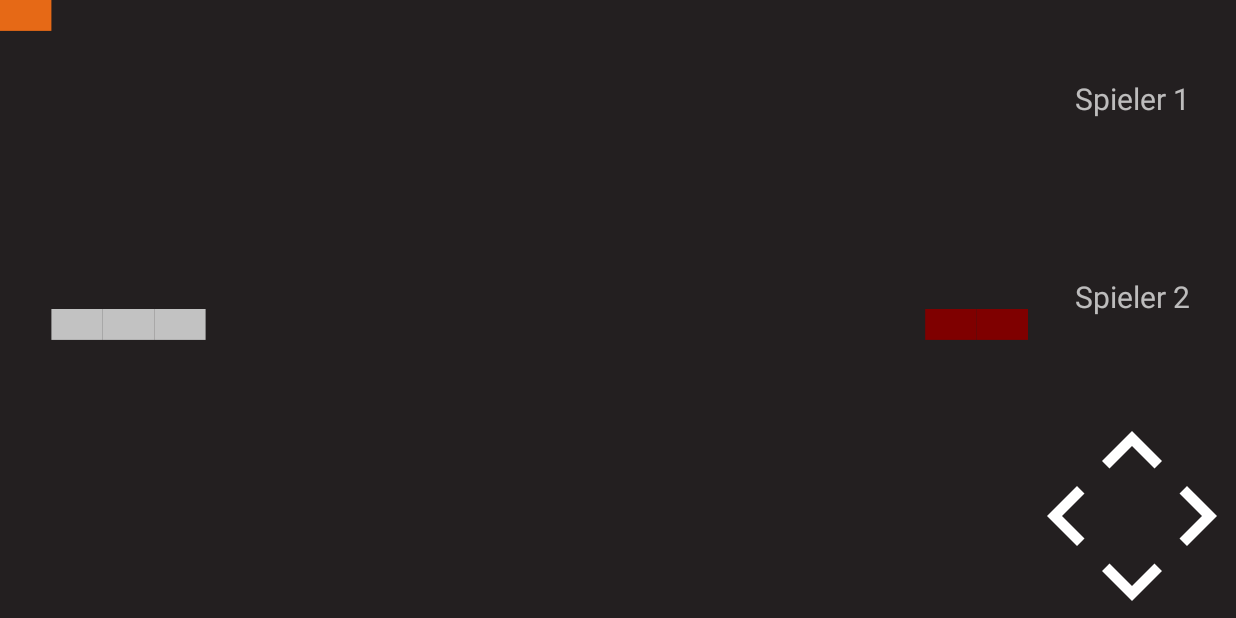
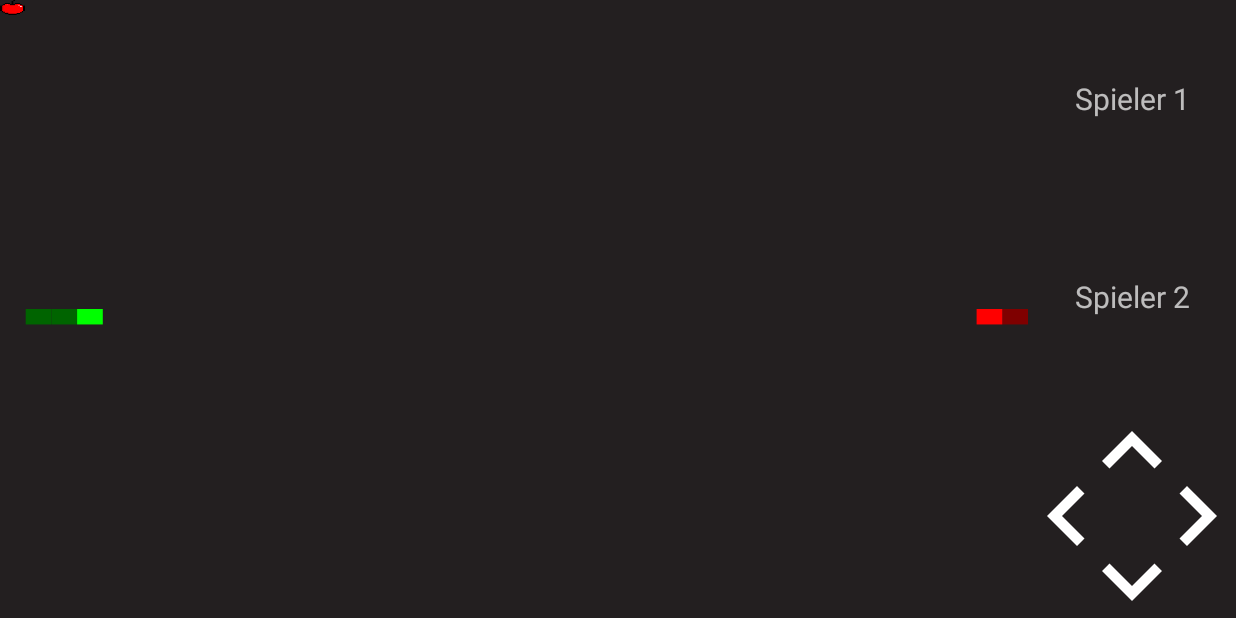
Before and after one commit to MoritzMusel/appdev-ss23-gr1, an Android app: the MultiplayerGameFragment screen opened through its navigation route, on a phone screen of 824 x 412 dp (held sideways). Run offline under Robolectric (Android 15) with nearby library versions, the phone set to English and light mode, and no system bars; libraries missing offline, so code that uses them is left out: io.socket.client; 2 statements that could not run were skipped.

Commit message:
Implemented FoodBitmap MP

```diff
--- a/app/src/main/java/com/example/supersnake/SnakeMultiplayerView.kt
+++ b/app/src/main/java/com/example/supersnake/SnakeMultiplayerView.kt
@@ -2,8 +2,11 @@ package com.example.supersnake
 
 import android.annotation.SuppressLint
 import android.content.Context
+import android.graphics.Bitmap
+import android.graphics.BitmapFactory
 import android.graphics.Canvas
 import android.graphics.Paint
+import android.graphics.Rect
 import android.util.AttributeSet
 import android.view.View
 import androidx.core.content.ContextCompat
@@ -18,11 +21,15 @@ class SnakeMultiplayerView @JvmOverloads constructor(
 
     private val paintBackground = Paint()
     private val paintSnake1 = Paint()
+    private val paintSnake1Head = Paint()
     private val paintSnake2 = Paint()
+    private val paintSnake2Head = Paint()
     private val foodColor = Paint()
     private lateinit var state: GameState
     private var initialized = false
     private  var gson: Gson
+    private var originalBitmap : Bitmap
+
 
     private val json = """
 {
@@ -30,40 +37,40 @@ class SnakeMultiplayerView @JvmOverloads constructor(
         {
             "pos": {
                 "x": 3,
-                "y": 10
+                "y": 20
             },
             "vel": {
                 "x": 0,
                 "y": 0
             },
             "snake": [
-                { "x": 1, "y": 10 },
-                { "x": 2, "y": 10 },
-                { "x": 3, "y": 10 }
+                { "x": 1, "y": 20 },
+                { "x": 2, "y": 20 },
+                { "x": 3, "y": 20 }
             ],
             "points": 0,
             "playerOneName": ""
         },
         {
             "pos": {
-                "x": 18,
-                "y": 10
+                "x": 38,
+                "y": 20
             },
             "vel": {
                 "x": 0,
                 "y": 0
             },
             "snake": [
-                { "x": 20, "y": 10 },
-                { "x": 19, "y": 10 },
-                { "x": 18, "y": 10 }
+                { "x": 40, "y": 20 },
+                { "x": 39, "y": 20 },
+                { "x": 38, "y": 20 }
             ],
             "points": 0,
             "playerTwoName": ""
         }
     ],
     "food": {},
-    "gridsize": 20
+    "gridsize": 40
 }
 """
     /**
@@ -75,9 +82,13 @@ class SnakeMultiplayerView @JvmOverloads constructor(
     init {
         paintBackground.color = ContextCompat.getColor(context, R.color.BG_COLOUR)
         paintSnake1.color = ContextCompat.getColor(context, R.color.SNAKE_COLOUR)
+        paintSnake1Head.color = ContextCompat.getColor(context, R.color.SNAKE_COLOUR_HEAD)
+
         paintSnake2.color = ContextCompat.getColor(context, R.color.SNAKE_COLOUR2)
+        paintSnake2Head.color = ContextCompat.getColor(context, R.color.SNAKE_COLOUR2_HEAD)
         foodColor.color = ContextCompat.getColor(context, R.color.FOOD_COLOUR)
         gson = Gson()
+        originalBitmap = BitmapFactory.decodeResource(context.resources, R.drawable.snake_apple)
     }
 
     /**
@@ -123,8 +134,8 @@ class SnakeMultiplayerView @JvmOverloads constructor(
         val gridSizeHeight = height.toFloat() / state.gridsize
 
         paintFood(canvas, state.food, gridSizeWidth, gridSizeHeight)
-        paintPlayer(canvas, state.players[0], gridSizeWidth, gridSizeHeight, paintSnake1)
-        paintPlayer(canvas, state.players[1], gridSizeWidth, gridSizeHeight, paintSnake2)
+        paintPlayer(canvas, state.players[0], gridSizeWidth, gridSizeHeight, paintSnake1, paintSnake1Head)
+        paintPlayer(canvas, state.players[1], gridSizeWidth, gridSizeHeight, paintSnake2, paintSnake2Head)
     }
 
     /**
@@ -133,7 +144,7 @@ class SnakeMultiplayerView @JvmOverloads constructor(
      * @param canvas The canvas on which the background is to be drawn.
      */
     private fun drawBackground(canvas: Canvas) {
-        canvas.drawRect(0f, 0f, width.toFloat(), height.toFloat(), paintBackground)
+        canvas.drawRect(0f, 0f, canvas.width.toFloat(), canvas.height.toFloat(), paintBackground)
     }
 
     /**
@@ -145,7 +156,14 @@ class SnakeMultiplayerView @JvmOverloads constructor(
      * @param height The height of a single cell on the canvas.
      */
     private fun paintFood(canvas: Canvas, food: Food, width: Float, height: Float) {
-        canvas.drawRect(food.x * width, food.y * height, (food.x + 1) * width, (food.y + 1) * height, foodColor)
+        val left = food.x * width
+        val top = food.y * height
+        val right = (food.x + 1) * width
+        val bottom = (food.y + 1) * height
+
+        val rect = Rect(left.toInt(), top.toInt(), right.toInt(), bottom.toInt())
+        canvas.drawBitmap(originalBitmap, null, rect, null)
+        //canvas.drawRect(food.x * width, food.y * height, (food.x + 1) * width, (food.y + 1) * height, foodColor)
     }
 
 
@@ -158,10 +176,18 @@ class SnakeMultiplayerView @JvmOverloads constructor(
      * @param height The height of a single cell on the canvas.
      * @param paint The paint used for drawing the snake cells.
      */
-    private fun paintPlayer(canvas: Canvas, playerState: Player, width: Float, height: Float, paint: Paint) {
+    private fun paintPlayer(canvas: Canvas, playerState: Player, width: Float, height: Float, paint: Paint, paintHead: Paint) {
         val snake = playerState.snake
-        for (cell in snake) {
-            canvas.drawRect(cell.x * width, cell.y * height, (cell.x + 1) * width, (cell.y + 1) * height, paint)
+        for (i in snake.indices) {
+            val cell = snake[i]
+
+            // Verwende eine andere Farbe für das letzte Element
+            if (i == snake.size - 1) {
+                val lastCellPaint = Paint(paint) // Kopiere die vorhandene Paint-Eigenschaften
+                canvas.drawRect(cell.x * width, cell.y * height, (cell.x + 1) * width, (cell.y + 1) * height, paintHead)
+            } else {
+                canvas.drawRect(cell.x * width, cell.y * height, (cell.x + 1) * width, (cell.y + 1) * height, paint)
+            }
         }
     }
 
--- a/app/src/main/java/com/example/supersnake/snake/Food.kt
+++ b/app/src/main/java/com/example/supersnake/snake/Food.kt
@@ -29,7 +29,6 @@ class Food {
     }
 
     fun draw(canvas: Canvas, context: Context) {
-
         val originalBitmap = BitmapFactory.decodeResource(context.resources, R.drawable.snake_apple)
         val imageBitmap = Bitmap.createScaledBitmap(originalBitmap, Snake.CELL_SIZE + 10, Snake.CELL_SIZE + 10, false)
         originalBitmap.recycle()
--- a/app/src/main/res/values/colors.xml
+++ b/app/src/main/res/values/colors.xml
@@ -6,7 +6,9 @@
 
     <!-- Colors for Multiplayer-->
     <color name="BG_COLOUR">#231f20</color>
-    <color name="SNAKE_COLOUR">#c2c2c2</color>
+    <color name="SNAKE_COLOUR">#006400</color>
+    <color name="SNAKE_COLOUR_HEAD">#00FF00</color>
     <color name="FOOD_COLOUR">#e66916</color>
     <color name="SNAKE_COLOUR2">#7f0000</color>
+    <color name="SNAKE_COLOUR2_HEAD">#FF0000</color>
 </resources>
```
